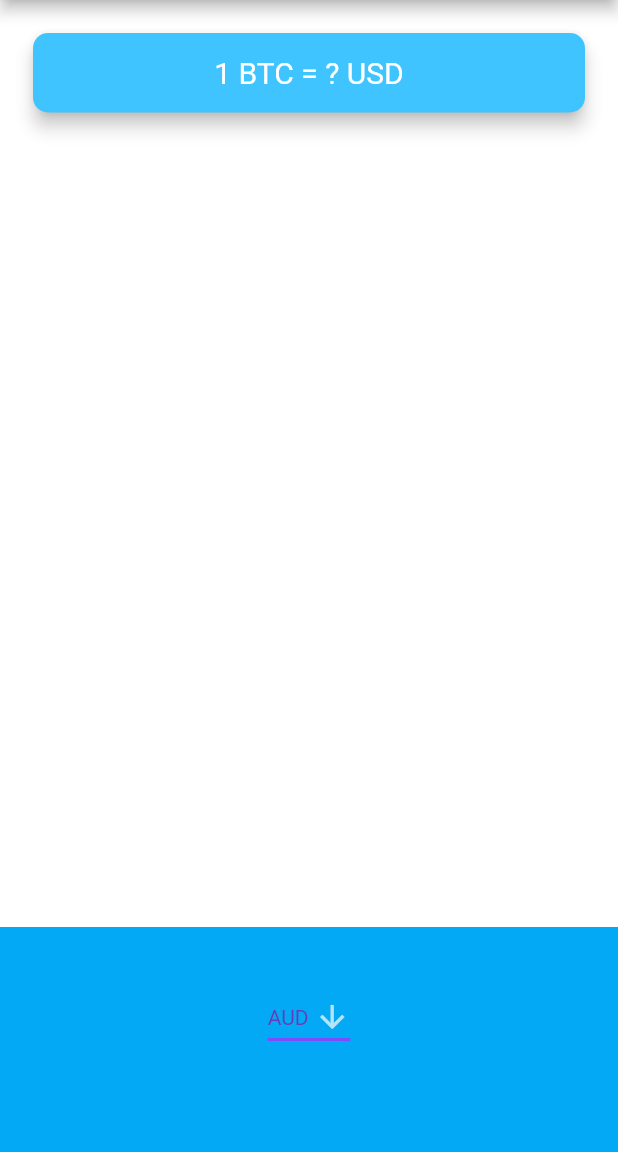
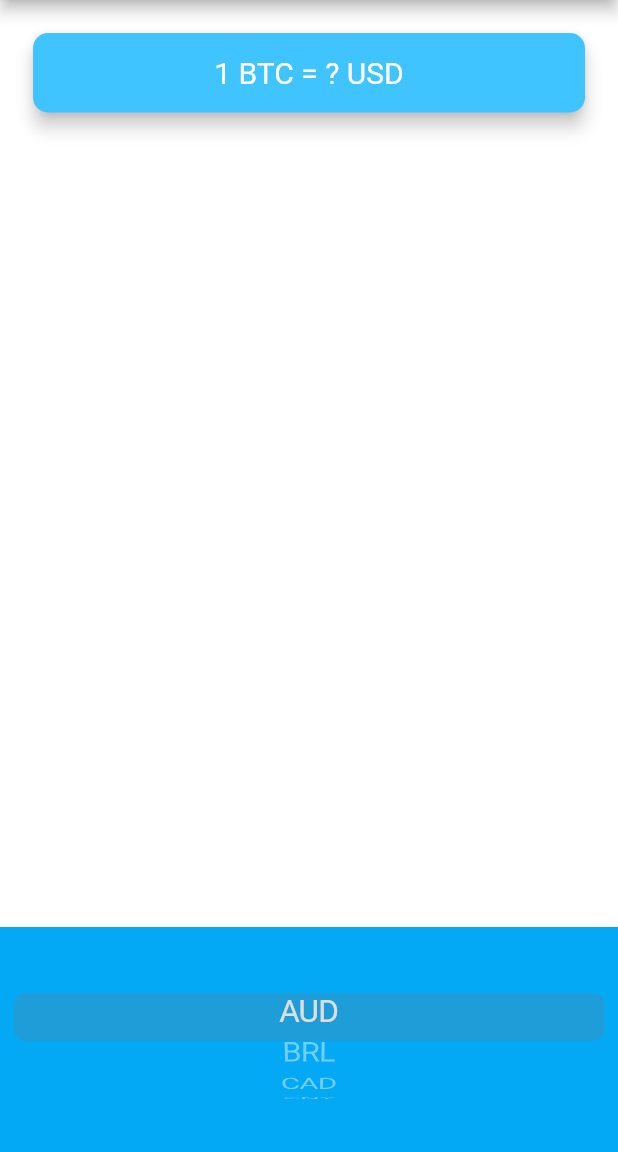
Before and after one commit to reymillenium/bitcoin_ticker, a Flutter app: the screen it shows after launch, on a phone screen of 412 x 824 dp, the part 84-1236 px from its top. Run offline on Flutter 3.47's test engine with Material 2 defaults, Android fonts, the phone set to English and light mode, and no system bars.

Commit message:
Added the CupertinoPicker which calles the method getCupertinoPickerChildren

```diff
--- a/lib/price_screen.dart
+++ b/lib/price_screen.dart
@@ -1,5 +1,6 @@
 // Packages:
 import 'package:flutter/material.dart';
+import 'package:flutter/cupertino.dart';
 
 //Components:
 import 'coin_data.dart';
@@ -12,6 +13,7 @@ class PriceScreen extends StatefulWidget {
 class _PriceScreenState extends State<PriceScreen> {
   // String dropdownValue = 'One';
   String selectedCurrency = currenciesList[0];
+  int selectedCurrencyIndex = 0;
 
   List<DropdownMenuItem<String>> getDropDownItems() {
     return currenciesList.map<DropdownMenuItem<String>>((String value) {
@@ -19,6 +21,12 @@ class _PriceScreenState extends State<PriceScreen> {
         value: value,
         child: Text(value),
       );
+    }).toList();
+  }
+
+  List<Text> getCupertinoPickerChildren() {
+    return currenciesList.map<Text>((String value) {
+      return Text(value);
     }).toList();
   }
 
@@ -58,24 +66,37 @@ class _PriceScreenState extends State<PriceScreen> {
             alignment: Alignment.center,
             padding: EdgeInsets.only(bottom: 30.0),
             color: Colors.lightBlue,
-            child: DropdownButton<String>(
-              value: selectedCurrency,
-              icon: Icon(Icons.arrow_downward),
-              iconSize: 24,
-              elevation: 16,
-              style: TextStyle(color: Colors.deepPurple),
-              underline: Container(
-                height: 2,
-                color: Colors.deepPurpleAccent,
-              ),
-              onChanged: (String newValue) {
+            child: CupertinoPicker(
+              backgroundColor: Colors.lightBlue,
+              itemExtent: 32.0,
+              onSelectedItemChanged: (selectedIndex) {
                 setState(() {
-                  selectedCurrency = newValue;
+                  selectedCurrencyIndex = selectedIndex;
                 });
+                print(selectedIndex);
               },
-              // items: <String>['One', 'Two', 'Free', 'Four'].map<DropdownMenuItem<String>>((String value) {
-              items: getDropDownItems(),
+              children: getCupertinoPickerChildren(),
             ),
+
+            // child: DropdownButton<String>(
+            //   value: selectedCurrency,
+            //   icon: Icon(Icons.arrow_downward),
+            //   iconSize: 24,
+            //   elevation: 16,
+            //   style: TextStyle(
+            //       // color: Colors.deepPurple,
+            //       ),
+            //   underline: Container(
+            //     height: 2,
+            //     color: Colors.deepPurpleAccent,
+            //   ),
+            //   onChanged: (String newValue) {
+            //     setState(() {
+            //       selectedCurrency = newValue;
+            //     });
+            //   },
+            //   items: getDropDownItems(),
+            // ),
           ),
         ],
       ),
```
Also changed, not shown: lib/drop_down_button_currency.dart (added, +45 -0 lines).
